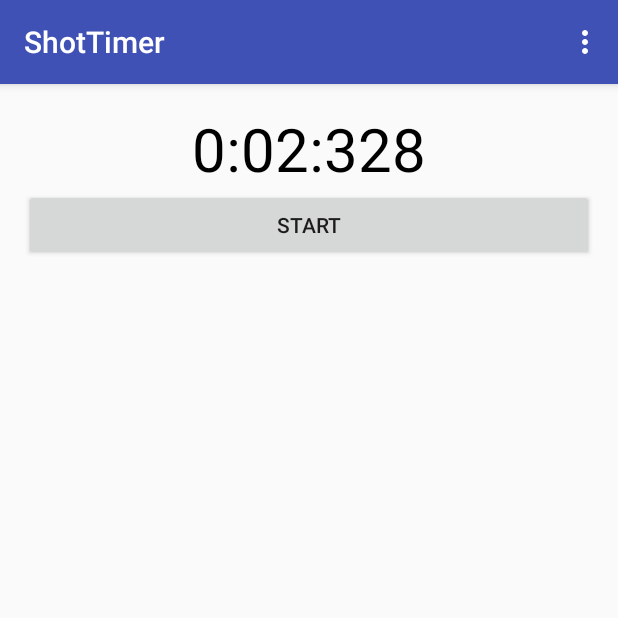
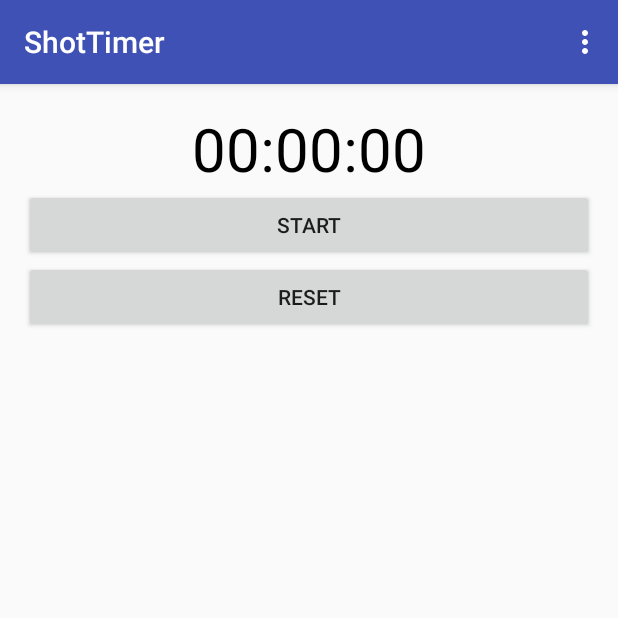
Before and after one commit to Lokko13/ShotTimer, an Android app: the screen it shows after launch (MainActivity), in the options menu, after a tap on "Settings", on a phone screen of 412 x 824 dp, the top half of it. Run offline under Robolectric (Android 15) with nearby library versions, the phone set to English and light mode, and no system bars.

Commit message:
delay on shot timer + reset button

```diff
--- a/app/src/main/java/lokko/com/shottimer/MainActivity.java
+++ b/app/src/main/java/lokko/com/shottimer/MainActivity.java
@@ -14,11 +14,15 @@ import android.view.MenuItem;
 import android.widget.Button;
 import android.widget.TextView;
 
+import java.util.Random;
+
 public class MainActivity extends AppCompatActivity {
     private TextView timer;
     private Button startStopButton;
+    private Button resetButton;
 
     private long startTime = 0L;
+    private boolean started = false;
 
     long timeInMilliseconds = 0L;
     long timeSwapBuff = 0L;
@@ -29,6 +33,10 @@ public class MainActivity extends AppCompatActivity {
     private Runnable updateTimerThread = new Runnable() {
         @Override
         public void run() {
+            if(started == false){
+                startTime = SystemClock.uptimeMillis();
+                started = true;
+            }
             timeInMilliseconds = SystemClock.uptimeMillis() - startTime;
             updatedTime = timeSwapBuff + timeInMilliseconds;
 
@@ -36,9 +44,7 @@ public class MainActivity extends AppCompatActivity {
             int mins = secs / 60;
             secs = secs % 60;
             int milliseconds = (int) (updatedTime % 1000);
-            timer.setText("" + mins + ":"
-                            + String.format("%02d", secs) + ":"
-                            + String.format("%03d", milliseconds));
+            timer.setText("" + mins + ":" + String.format("%02d", secs) + ":" + String.format("%03d", milliseconds));
             handler.postDelayed(this, 0);
         }
     };
@@ -52,6 +58,7 @@ public class MainActivity extends AppCompatActivity {
 
         timer = (TextView) findViewById(R.id.txt_timer_display);
         startStopButton = (Button) findViewById(R.id.btn_startstop);
+        resetButton = (Button) findViewById(R.id.btn_reset);
 
         startStopButton.setOnClickListener(new View.OnClickListener(){
             @Override
@@ -59,14 +66,31 @@ public class MainActivity extends AppCompatActivity {
                 Button b = (Button) v;
                 if(b.getText().toString() == getResources().getString(R.string.start)){
                     b.setText(getResources().getString(R.string.stop));
-                    startTime = SystemClock.uptimeMillis();
-                    handler.postDelayed(updateTimerThread, 0);
+                    Random r = new Random();
+                    int l = 1000;
+                    int h = 5000;
+                    int soundDelay = r.nextInt(h-l) + l;
+                    handler.postDelayed(updateTimerThread, soundDelay);
                 }
                 else{
                     b.setText(getResources().getString(R.string.start));
                     timeSwapBuff += timeInMilliseconds;
                     handler.removeCallbacks(updateTimerThread);
                 }
+            }
+        });
+
+        resetButton.setOnClickListener(new View.OnClickListener() {
+            @Override
+            public void onClick(View v) {
+                startTime = 0L;
+                started = false;
+                timeInMilliseconds = 0L;
+                timeSwapBuff = 0L;
+                updatedTime = 0L;
+                timer.setText(getResources().getString(R.string.timeVal));
+                startStopButton.setText(getResources().getString(R.string.start));
+                handler.removeCallbacks(updateTimerThread);
             }
         });
     }
--- a/app/src/main/res/layout/content_main.xml
+++ b/app/src/main/res/layout/content_main.xml
@@ -33,4 +33,13 @@
         android:layout_below="@+id/txt_timer_display"
         android:layout_alignParentStart="true"
         android:layout_alignParentEnd="true" />
+
+    <Button
+        android:layout_width="wrap_content"
+        android:layout_height="wrap_content"
+        android:text="@string/reset"
+        android:id="@+id/btn_reset"
+        android:layout_below="@+id/btn_startstop"
+        android:layout_alignParentStart="true"
+        android:layout_alignParentEnd="true" />
 </RelativeLayout>
--- a/app/src/main/res/values/strings.xml
+++ b/app/src/main/res/values/strings.xml
@@ -4,4 +4,5 @@
     <string name="timeVal">00:00:00</string>
     <string name="start">Start</string>
     <string name="stop">Stop</string>
+    <string name="reset">Reset</string>
 </resources>
```
